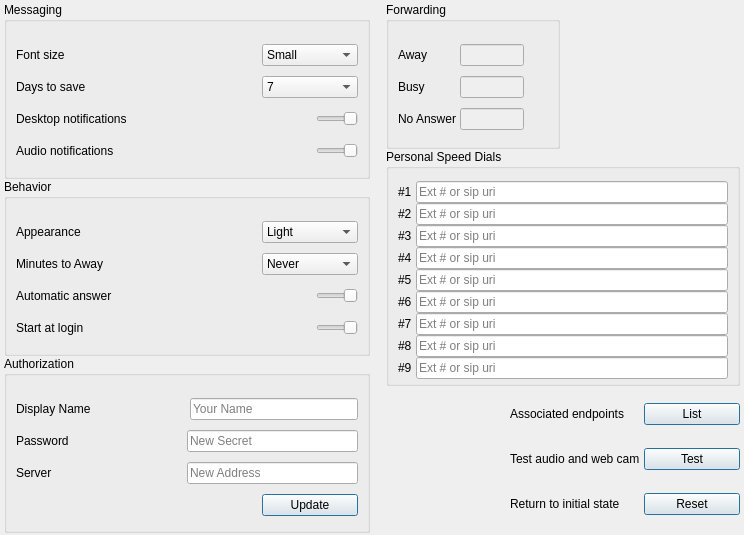
Qt form Desktop/options.ui (dyfet/tycho_sipwitchqt) before a commit.
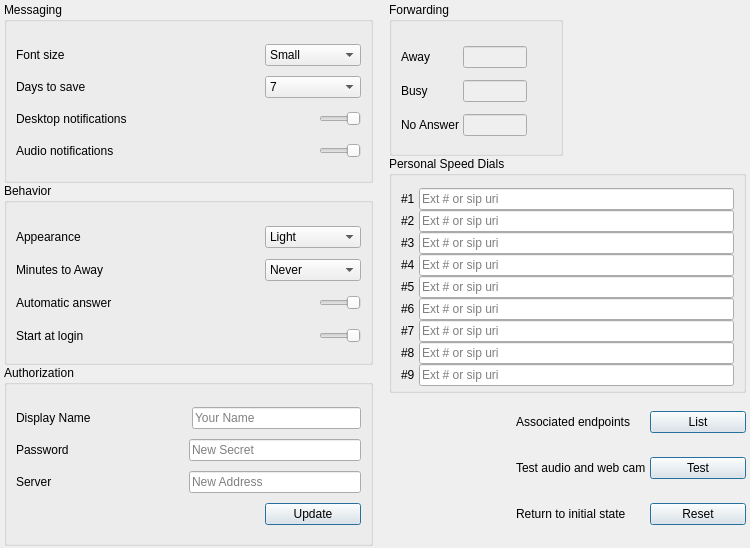
The same form after that commit. Icons and pictures are not drawn.

The edit to the form file:
```diff
--- a/Desktop/options.ui
+++ b/Desktop/options.ui
@@ -6,8 +6,8 @@
    <rect>
     <x>0</x>
     <y>0</y>
-    <width>744</width>
-    <height>535</height>
+    <width>750</width>
+    <height>548</height>
    </rect>
   </property>
   <property name="windowTitle">
@@ -118,6 +118,9 @@
               <height>16777215</height>
              </size>
             </property>
+            <property name="readOnly">
+             <bool>false</bool>
+            </property>
            </widget>
           </item>
           <item row="0" column="0">
```
